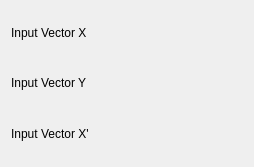
Kst-plot/kst, file src/plugins/dataobject/interpolations/linear/linearconfig.ui: the form before one commit.
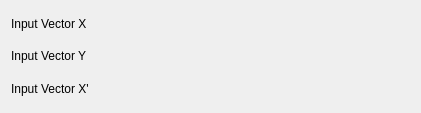
The form after the commit. Custom widgets are drawn as their Qt base class.

What changed in the file:
```diff
--- a/src/plugins/dataobject/interpolations/linear/linearconfig.ui
+++ b/src/plugins/dataobject/interpolations/linear/linearconfig.ui
@@ -5,10 +5,16 @@
    <rect>
     <x>0</x>
     <y>0</y>
-    <width>254</width>
-    <height>167</height>
+    <width>421</width>
+    <height>113</height>
    </rect>
   </property>
+  <property name="minimumSize" >
+   <size>
+    <width>400</width>
+    <height>0</height>
+   </size>
+  </property>
   <layout class="QVBoxLayout" name="verticalLayout" >
    <item>
     <layout class="QHBoxLayout" name="horizontalLayout" >
```
Left out of the diff: 2 changed lines with no effect on the pictures.
